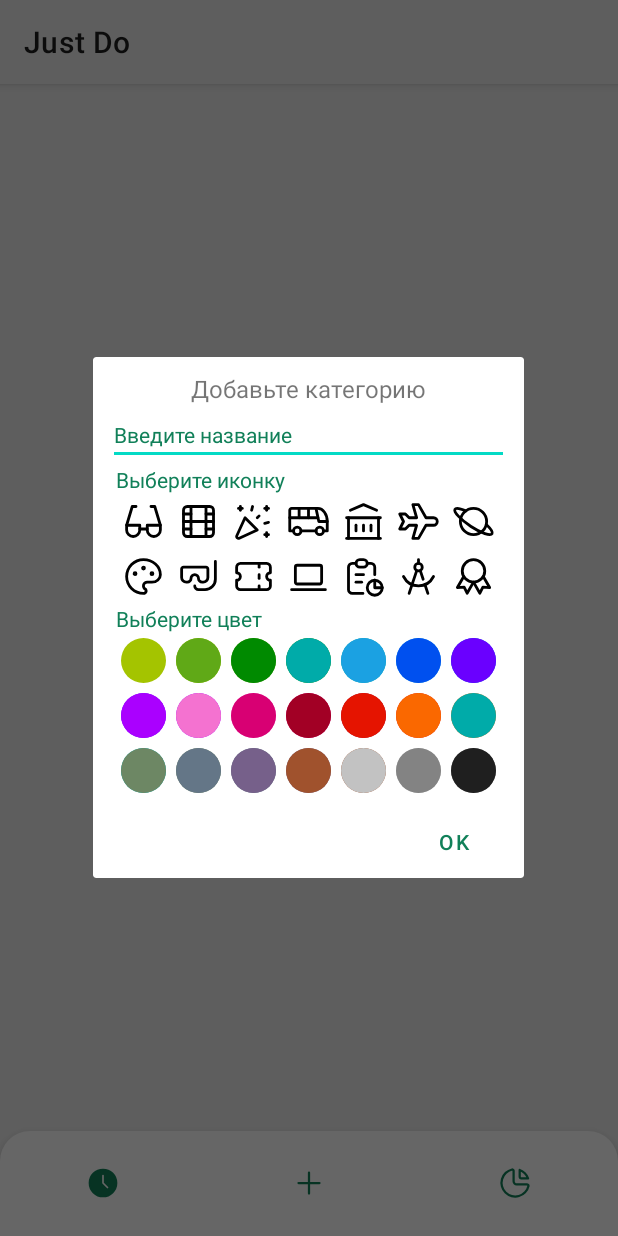
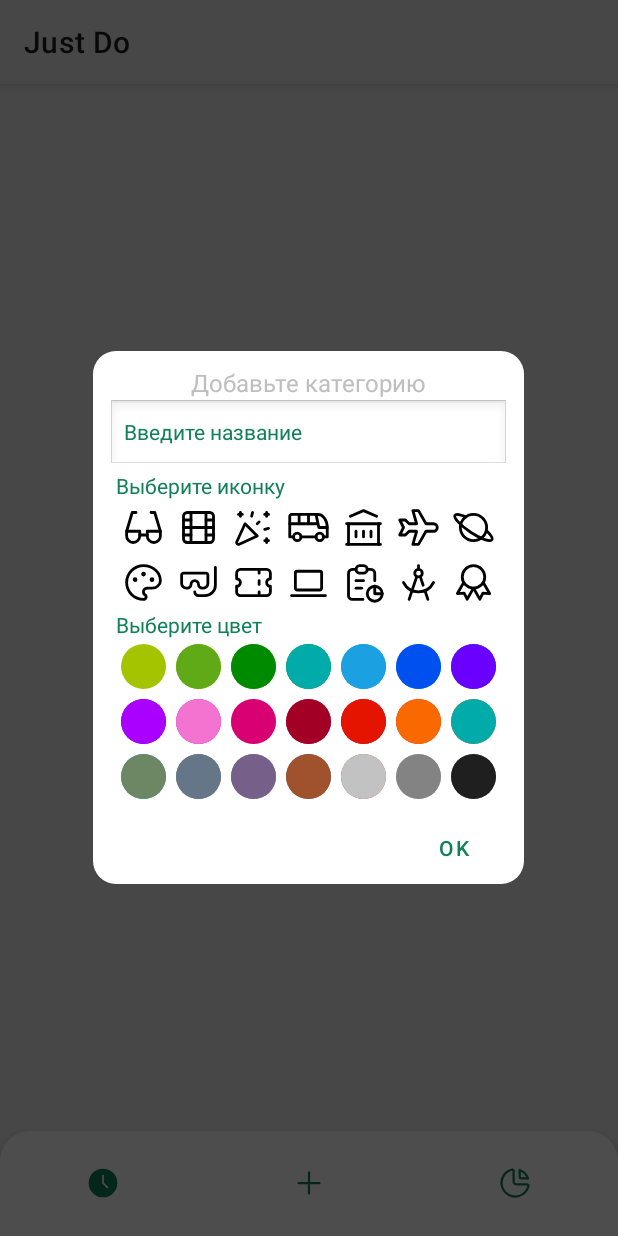
Before and after one commit to Infinity228338/Just-Do, an Android app: the fragment AddCategoryFragment placed in its activity, on a phone screen of 412 x 824 dp. Run offline under Robolectric (Android 15) with nearby library versions, the phone set to English and light mode, and no system bars; our stand-ins replace Dagger/Hilt's generated code, Room's generated code, RxJava; libraries missing offline, so code that uses them is left out: com.github.terrakok.cicerone; 2 statements that could not run were skipped.

Commit message:
animations

```diff
--- a/app/src/main/java/com/domore/justdo/ui/MainActivity.kt
+++ b/app/src/main/java/com/domore/justdo/ui/MainActivity.kt
@@ -1,17 +1,34 @@
 package com.domore.justdo.ui
 
 import android.os.Bundle
+import androidx.fragment.app.Fragment
+import androidx.fragment.app.FragmentTransaction
 import com.domore.justdo.R
 import com.domore.justdo.databinding.ActivityMainBinding
 import com.domore.justdo.ui.base.BaseActivity
+import com.domore.justdo.ui.categories.CategoriesFragment
+import com.domore.justdo.ui.task.addTask.AddTaskFragment
+import com.github.terrakok.cicerone.Navigator
 import com.github.terrakok.cicerone.NavigatorHolder
 import com.github.terrakok.cicerone.Router
 import com.github.terrakok.cicerone.androidx.AppNavigator
+import com.github.terrakok.cicerone.androidx.FragmentScreen
 import javax.inject.Inject
 
 class MainActivity : BaseActivity(R.layout.activity_main) {
 
-    private val navigator = AppNavigator(activity = this, R.id.screen_container)
+    private val navigator: Navigator =
+        object : AppNavigator(activity = this, R.id.screen_container) {
+            override fun setupFragmentTransaction(
+                screen: FragmentScreen,
+                fragmentTransaction: FragmentTransaction,
+                currentFragment: Fragment?,
+                nextFragment: Fragment
+            ) {
+                setupAnimations(currentFragment, nextFragment, fragmentTransaction)
+            }
+
+        }
 
     @Inject
     lateinit var router: Router
@@ -41,7 +58,7 @@ class MainActivity : BaseActivity(R.layout.activity_main) {
                         true
                     }
                     R.id.app_bar_add -> {
-                        router.navigateTo(JustDoScreensImpl.addTaskScreen(-1))
+                        router.navigateTo(JustDoScreensImpl.addTaskScreen(-1L))
                         true
                     }
                     R.id.app_bar_stats -> {
@@ -63,4 +80,21 @@ class MainActivity : BaseActivity(R.layout.activity_main) {
         navigatorHolder.removeNavigator()
         super.onPause()
     }
+
+    private fun setupAnimations(
+        currentFragment: Fragment?,
+        nextFragment: Fragment,
+        fragmentTransaction: FragmentTransaction
+    ) {
+        if (currentFragment is AddTaskFragment
+            && nextFragment is CategoriesFragment
+        ) {
+            fragmentTransaction.setCustomAnimations(
+                R.animator.slide_up,
+                R.animator.fade_out,
+                R.animator.fade_in,
+                R.animator.slide_down
+            )
+        }
+    }
 }
--- a/app/src/main/java/com/domore/justdo/ui/categories/add/AddCategoryFragment.kt
+++ b/app/src/main/java/com/domore/justdo/ui/categories/add/AddCategoryFragment.kt
@@ -1,8 +1,6 @@
 package com.domore.justdo.ui.categories.add
 
 import android.content.Context
-import android.graphics.Color
-import android.graphics.drawable.ColorDrawable
 import android.os.Bundle
 import android.view.LayoutInflater
 import android.view.View
@@ -11,6 +9,7 @@ import android.view.WindowManager
 import androidx.annotation.Nullable
 import androidx.fragment.app.DialogFragment
 import androidx.recyclerview.widget.GridLayoutManager
+import com.domore.justdo.R
 import com.domore.justdo.data.categorycolor.repository.CategoryColorRepository
 import com.domore.justdo.data.categoryicon.repository.CategoryIconRepository
 import com.domore.justdo.data.vo.CategoryColor
@@ -53,6 +52,7 @@ class AddCategoryFragment : DialogFragment(), HasAndroidInjector {
         } catch (e: Exception) {
             throw ClassCastException("Calling Fragment must implement OnAddFriendListener")
         }
+        setStyle(STYLE_NO_TITLE, R.style.MyDialogGreenBack);
     }
 
     override fun onAttach(context: Context) {
--- a/app/src/main/java/com/domore/justdo/ui/task/addTask/AddTaskFragment.kt
+++ b/app/src/main/java/com/domore/justdo/ui/task/addTask/AddTaskFragment.kt
@@ -17,6 +17,7 @@ import com.domore.justdo.ui.base.*
 import com.domore.justdo.ui.task.addTask.timepicker.TimePickerDialogFragment
 import com.domore.justdo.util.getDateFormatted
 import com.domore.justdo.util.getTimeFormatted
+import com.google.android.material.transition.MaterialContainerTransform
 import moxy.ktx.moxyPresenter
 import java.util.*
 import javax.inject.Inject
@@ -44,6 +45,7 @@ class AddTaskFragment : BaseFragment(R.layout.fragment_add_task), AddTaskView, B
             categoryId = it.getLong(ARG_CATEGORY_ID)
             presenter.setCategory(categoryId!!)
         }
+        sharedElementEnterTransition = MaterialContainerTransform()
     }
 
     override fun onCreateView(
--- /dev/null
+++ b/app/src/main/res/animator/fade_in.xml
@@ -0,0 +1,20 @@
+<?xml version="1.0" encoding="utf-8"?>
+<set xmlns:android="http://schemas.android.com/apk/res/android"
+    android:ordering="together">
+
+    <objectAnimator
+        android:duration="500"
+        android:interpolator="@android:anim/accelerate_interpolator"
+        android:propertyName="alpha"
+        android:valueTo="1.0"
+        android:valueType="floatType" />
+
+    <objectAnimator xmlns:android="http://schemas.android.com/apk/res/android"
+        android:duration="500"
+        android:interpolator="@android:anim/accelerate_decelerate_interpolator"
+        android:propertyName="y"
+        android:valueFrom="1280"
+        android:valueTo="0"
+        android:valueType="floatType" />
+
+</set>
--- /dev/null
+++ b/app/src/main/res/animator/fade_out.xml
@@ -0,0 +1,20 @@
+<?xml version="1.0" encoding="utf-8"?>
+<set xmlns:android="http://schemas.android.com/apk/res/android"
+    android:ordering="together">
+
+    <objectAnimator
+        android:duration="300"
+        android:interpolator="@android:anim/accelerate_interpolator"
+        android:propertyName="alpha"
+        android:valueTo="0"
+        android:valueType="floatType" />
+
+<!--    <objectAnimator xmlns:android="http://schemas.android.com/apk/res/android"-->
+<!--        android:duration="500"-->
+<!--        android:interpolator="@android:anim/accelerate_decelerate_interpolator"-->
+<!--        android:propertyName="x"-->
+<!--        android:valueFrom="1280"-->
+<!--        android:valueTo="0"-->
+<!--        android:valueType="floatType" />-->
+
+</set>
--- /dev/null
+++ b/app/src/main/res/animator/slide_down.xml
@@ -0,0 +1,12 @@
+<?xml version="1.0" encoding="utf-8"?>
+<set xmlns:android="http://schemas.android.com/apk/res/android">
+
+    <objectAnimator xmlns:android="http://schemas.android.com/apk/res/android"
+        android:duration="500"
+        android:interpolator="@android:anim/accelerate_decelerate_interpolator"
+        android:propertyName="y"
+        android:valueFrom="0"
+        android:valueTo="1280"
+        android:valueType="floatType" />
+
+</set>
--- /dev/null
+++ b/app/src/main/res/animator/slide_up.xml
@@ -0,0 +1,12 @@
+<?xml version="1.0" encoding="utf-8"?>
+<set xmlns:android="http://schemas.android.com/apk/res/android">
+
+    <objectAnimator xmlns:android="http://schemas.android.com/apk/res/android"
+        android:duration="500"
+        android:interpolator="@android:anim/accelerate_decelerate_interpolator"
+        android:propertyName="y"
+        android:valueFrom="1280"
+        android:valueTo="0"
+        android:valueType="floatType" />
+
+</set>
--- a/app/src/main/res/layout/fragment_add_task.xml
+++ b/app/src/main/res/layout/fragment_add_task.xml
@@ -8,6 +8,7 @@
     android:clickable="true"
     android:focusable="true"
     android:focusableInTouchMode="true"
+    android:transitionName="shared_element_container"
     app:layout_behavior="@string/hide_bottom_view_on_scroll_behavior"
     tools:context=".ui.task.addTask.AddTaskFragment">
 
--- a/app/src/main/res/layout/fragment_categories.xml
+++ b/app/src/main/res/layout/fragment_categories.xml
@@ -5,6 +5,7 @@
     android:layout_width="match_parent"
     android:layout_height="match_parent"
     android:orientation="vertical"
+    android:transitionName="shared_element_container"
     tools:context=".ui.categories.CategoriesFragment">
 
     <TextView
--- a/app/src/main/res/values/styles.xml
+++ b/app/src/main/res/values/styles.xml
@@ -93,4 +93,17 @@
         <item name="android:text">@string/ok</item>
     </style>
 
+    <style name="MyDialogGreenBack" parent="@android:style/Theme.Dialog">
+        <item name="android:windowFrame">@null</item>
+        <item name="android:windowBackground">@android:color/transparent</item>
+        <item name="android:windowIsFloating">true</item>
+        <item name="android:backgroundDimAmount">0.7</item>
+        <item name="android:windowContentOverlay">@null</item>
+        <item name="android:windowTitleStyle">@null</item>
+        <item name="android:colorBackgroundCacheHint">@null</item>
+        <item name="android:windowAnimationStyle">@android:style/Animation.Dialog</item>
+        <item name="android:windowSoftInputMode">stateUnspecified|adjustPan</item>
+        <item name="android:gravity">center</item>
+    </style>
+
 </resources>
```
